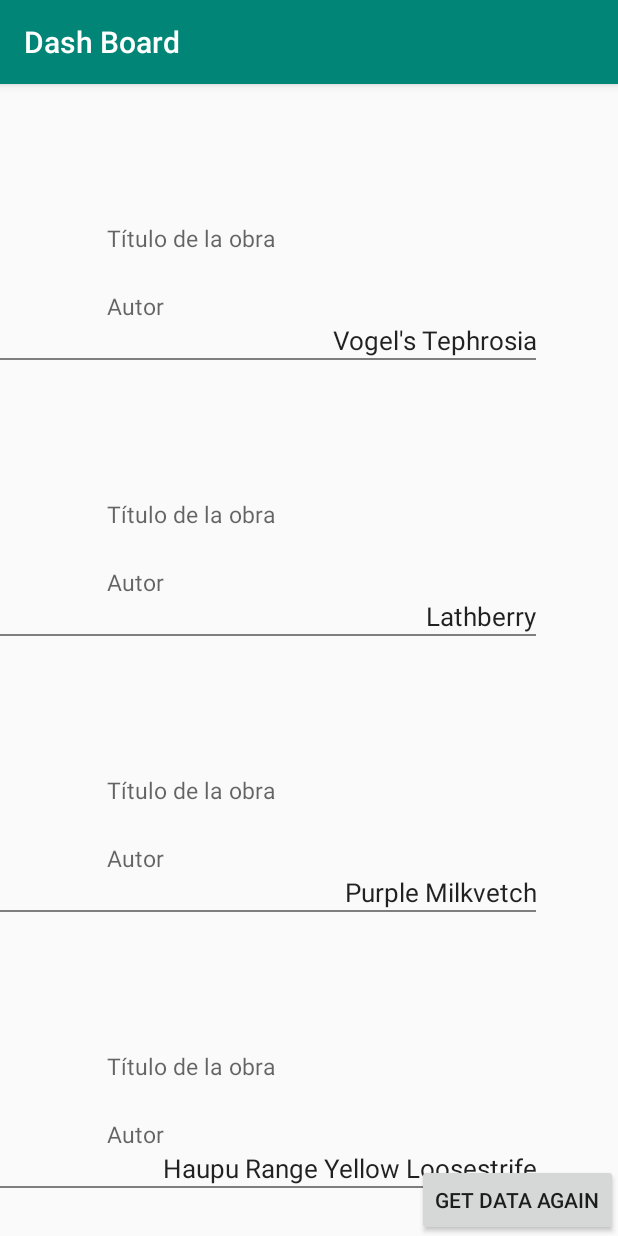
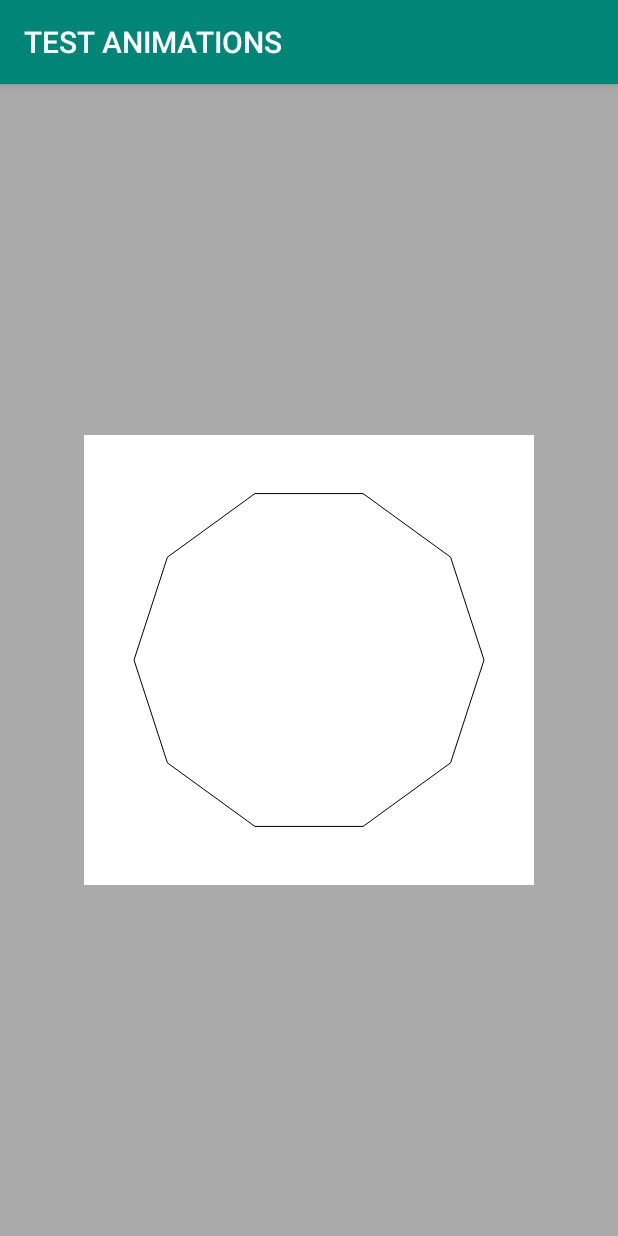
Before and after one commit to XavisaurusRex/ZuloDeArte, an Android app: the screen it shows after launch (DashBoardActivity before the commit, TestAnimationsActivity after it), on a phone screen of 412 x 824 dp. Run offline under Robolectric (Android 15) with nearby library versions, the phone set to English and light mode, and no system bars.

Commit message:
creating custom component to favorite

```diff
--- a/app/src/main/AndroidManifest.xml
+++ b/app/src/main/AndroidManifest.xml
@@ -17,6 +17,11 @@
                 android:name="cat.devsofthecoast.zulodearte.feature.dashboard.view.DashBoardActivity"
                 android:label="@string/title_activity_dash_board"
                 android:theme="@style/AppTheme">
+
+        </activity>
+        <activity android:name=".feature.testanimations.view.TestAnimationsActivity"
+                  android:label="TEST ANIMATIONS"
+                  android:theme="@style/AppTheme">
             <intent-filter>
                 <action android:name="android.intent.action.MAIN"/>
                 <category android:name="android.intent.category.LAUNCHER"/>
--- a/app/src/main/java/cat/devsofthecoast/zulodearte/base/appconfig/AppModules.kt
+++ b/app/src/main/java/cat/devsofthecoast/zulodearte/base/appconfig/AppModules.kt
@@ -4,6 +4,8 @@ import cat.devsofthecoast.mvp_utils.cache.Cache
 import cat.devsofthecoast.mvp_utils.core.config.BaseConfig
 import cat.devsofthecoast.zulodearte.feature.dashboard.DashboardContract
 import cat.devsofthecoast.zulodearte.feature.dashboard.presenter.DashboardPresenter
+import cat.devsofthecoast.zulodearte.feature.testanimations.TestAnimationsContract
+import cat.devsofthecoast.zulodearte.feature.testanimations.presenter.TestAnimationsPresenter
 import cat.devsofthecoast.zulodearte.model.app.Artwork
 import cat.devsofthecoast.zulodearte.repository.artwork.ArtworkRepository
 import cat.devsofthecoast.zulodearte.repository.artwork.impl.ArtworkRepositoryImpl
@@ -36,5 +38,6 @@ class AppModules(config: ZDAAppConfig) {
     }
     val presenterModule = module {
         factory { DashboardPresenter(get(), get()) as DashboardContract.Presenter }
+        factory { TestAnimationsPresenter() as TestAnimationsContract.Presenter  }
     }
 }
--- /dev/null
+++ b/app/src/main/java/cat/devsofthecoast/zulodearte/feature/testanimations/TestAnimationsContract.kt
@@ -0,0 +1,14 @@
+package cat.devsofthecoast.zulodearte.feature.testanimations
+
+import cat.devsofthecoast.mvp_utils.core.presenter.BasePresenter
+import cat.devsofthecoast.mvp_utils.core.presenter.BaseView
+
+interface TestAnimationsContract {
+    interface View : BaseView {
+        fun animateView()
+    }
+
+    abstract class Presenter : BasePresenter<View>() {
+        abstract fun prepareAnimation()
+    }
+}
--- /dev/null
+++ b/app/src/main/java/cat/devsofthecoast/zulodearte/feature/testanimations/presenter/TestAnimationsPresenter.kt
@@ -0,0 +1,9 @@
+package cat.devsofthecoast.zulodearte.feature.testanimations.presenter
+
+import cat.devsofthecoast.zulodearte.feature.testanimations.TestAnimationsContract
+
+class TestAnimationsPresenter : TestAnimationsContract.Presenter() {
+    override fun prepareAnimation() {
+
+    }
+}
--- /dev/null
+++ b/app/src/main/java/cat/devsofthecoast/zulodearte/feature/testanimations/view/FavButtonAnim.kt
@@ -0,0 +1,149 @@
+package cat.devsofthecoast.zulodearte.feature.testanimations.view
+
+import android.content.Context
+import android.graphics.*
+import android.util.AttributeSet
+import android.util.Log
+import android.view.View
+import kotlin.math.cos
+import kotlin.math.min
+import kotlin.math.sin
+
+
+class FavButtonAnim : View {
+
+    val paint: Paint = Paint(Paint.ANTI_ALIAS_FLAG)
+    val paint_aux: Paint = Paint(Paint.ANTI_ALIAS_FLAG)
+
+    private val shadowPaint = Paint(0).apply {
+        color = 0x101010
+        maskFilter = BlurMaskFilter(8f, BlurMaskFilter.Blur.NORMAL)
+    }
+    lateinit var starPoints: FloatArray
+    var outCircle = -1f
+    var inCircle = -1f
+    var circleWidth = 50f
+    var peakNumber = 5
+
+    constructor(context: Context?) : super(context)
+    constructor(context: Context?, attrs: AttributeSet?) : super(context, attrs)
+    constructor(context: Context?, attrs: AttributeSet?, defStyleAttr: Int) : super(context, attrs, defStyleAttr)
+    constructor(context: Context?, attrs: AttributeSet?, defStyleAttr: Int, defStyleRes: Int) : super(
+        context,
+        attrs,
+        defStyleAttr,
+        defStyleRes
+    )
+
+    init {
+        paint.style = Paint.Style.STROKE
+        paint.strokeWidth = 1f
+        paint.color = Color.BLACK //ContextCompat.getColor(context, R.color.fillYellowStar)
+
+        paint_aux.style = Paint.Style.STROKE
+        paint_aux.strokeWidth = 1f
+        paint_aux.color = Color.BLUE //ContextCompat.getColor(context, R.color.fillYellowStar)
+    }
+
+    override fun onDraw(canvas: Canvas?) {
+        super.onDraw(canvas)
+        canvas?.apply {
+            // Draw the shadow
+//            drawOval(RectF(clipBounds), shadowPaint)
+
+            drawLines(
+                starPoints, 0,
+                starPoints.size, paint
+            )
+//            val nose= floatArrayOf(
+//                550.0f, 300.0f,
+//                502.25427f, 446.9463f,
+//                502.25427f, 446.9463f,
+//                377.25424f, 537.76416f,
+//                377.25424f, 537.76416f,
+//                222.74574f, 537.7641f,
+//                222.74574f, 537.7641f,
+//                97.74573f, 446.9463f,
+//                97.74573f, 446.9463f,
+//                50.0f, 299.99997f,
+//                50.0f, 299.99997f,
+//                97.74576f, 153.05367f,
+//                97.74576f, 153.05367f,
+//                222.74573f, 62.235886f,
+//                222.74573f, 62.235886f,
+//                377.25427f, 62.235886f,
+//                377.25427f, 62.235886f,
+//                502.25424f, 153.05368f,
+//                502.25424f, 153.05368f,
+//                550.0f, 300.0f
+//                )
+//            drawLines(nose, 0, nose.size,
+//            paint_aux)
+        }
+    }
+
+
+    override fun onMeasure(widthMeasureSpec: Int, heightMeasureSpec: Int) {
+
+        val desiredWidthHeight = 100
+
+        var widthHeight = min(MeasureSpec.getSize(widthMeasureSpec), MeasureSpec.getSize(heightMeasureSpec))
+        val widthMode = MeasureSpec.getMode(widthMeasureSpec)
+
+        widthHeight = when (widthMode) {
+            MeasureSpec.EXACTLY -> widthHeight
+            MeasureSpec.AT_MOST -> min(desiredWidthHeight, widthHeight)
+            else -> desiredWidthHeight
+        }
+
+        setMeasuredDimension(widthHeight, widthHeight)
+    }
+
+    override fun onSizeChanged(w: Int, h: Int, oldw: Int, oldh: Int) {
+        super.onSizeChanged(w, h, oldw, oldh)
+        recalculateStar(w, h)
+    }
+
+    private fun recalculateStar(width: Int, height: Int) {
+//        outCircle = (min(width, height) - max(marginStart, marginEnd)).toFloat()
+//        circleWidth = outCircle / 2f
+//        inCircle = outCircle - circleWidth
+//        val centerXY = width/2f
+//
+//        val everyAngleSum = 360f / (peakNumber * 2).toFloat()
+//        val points = arrayListOf<Float>()
+//
+//        for (i in 0 until peakNumber * 2) {
+//            val base = if (i % 2 == 0) {
+//                centerXY/ 2f + outCircle
+//            } else {
+//                centerXY/ 2f + inCircle
+//            }
+//            points.add(base * cos(Math.toRadians((everyAngleSum * i).toDouble()).toFloat()))
+//            points.add(base * sin(Math.toRadians((everyAngleSum * i).toDouble()).toFloat()))
+//        }
+//
+//        starPoints = points.toFloatArray()
+
+        outCircle = ((min(width, height)).toFloat() - 100f) / 2f
+        val centerXY = width / 2f
+
+        val everyAngleSum = 360f / 10f
+        val points = arrayListOf<Float>()
+        points.add(centerXY + outCircle * cos(Math.toRadians((everyAngleSum * 0).toDouble()).toFloat()))
+        points.add(centerXY + outCircle * sin(Math.toRadians((everyAngleSum * 0).toDouble()).toFloat()))
+        for (i in 1 until 10) {
+
+
+            val x = centerXY + outCircle * cos(Math.toRadians((everyAngleSum * i).toDouble()).toFloat())
+            val y = centerXY + outCircle * sin(Math.toRadians((everyAngleSum * i).toDouble()).toFloat())
+            points.add(x)
+            points.add(y)
+            points.add(x)
+            points.add(y)
+        }
+        points.add(points[0])
+        points.add(points[1])
+        starPoints = points.toFloatArray()
+    }
+}
--- /dev/null
+++ b/app/src/main/java/cat/devsofthecoast/zulodearte/feature/testanimations/view/TestAnimationsActivity.kt
@@ -0,0 +1,27 @@
+package cat.devsofthecoast.zulodearte.feature.testanimations.view
+
+import android.os.Bundle
+import android.widget.Toast
+import cat.devsofthecoast.mvp_utils.core.ui.PresenterActivity
+import cat.devsofthecoast.zulodearte.R
+import cat.devsofthecoast.zulodearte.feature.testanimations.TestAnimationsContract
+import org.koin.android.ext.android.inject
+
+class TestAnimationsActivity : PresenterActivity<TestAnimationsContract.Presenter, TestAnimationsContract.View>(),
+    TestAnimationsContract.View {
+
+    override val presenter: TestAnimationsContract.Presenter by inject()
+
+    override fun onCreate(savedInstanceState: Bundle?) {
+        super.onCreate(savedInstanceState)
+        setContentView(R.layout.activity_test_animations)
+        configAnimations()
+    }
+
+    private fun configAnimations() {
+    }
+
+    override fun animateView() {
+        Toast.makeText(this, "Should animate some shit of this view", Toast.LENGTH_LONG).show()
+    }
+}
--- a/app/src/main/java/cat/devsofthecoast/zulodearte/usecase/artwork/GetArtworkListUseCase.kt
+++ b/app/src/main/java/cat/devsofthecoast/zulodearte/usecase/artwork/GetArtworkListUseCase.kt
@@ -16,21 +16,6 @@ class GetArtworkListUseCase(
 ) : UseCase<Void?, List<Artwork>>(appConfig) {
     override fun run(input: Void?, callback: Callback<List<Artwork>>?) {
         try {
-            /**
-             * object :  {
-            override fun onResponse(call: Call<List<Artwork>>, response: Response<List<Artwork>>) {
-            response.body()?.let {
-            callback?.onSuccess(it)
-            }
-            Log.d("ArtworkServiceImpl", "SIZE -> " + response.body()?.size)
-            }
-
-            override fun onFailure(call: Call<List<Artwork>>, t: Throwable) {
-            Log.d("ArtworkServiceImpl", t.message)
-            }
-            })
-             */
-
             artworkRepository.getArtworks {
                 onSuccess = {
                     callback?.onSuccess(it)
--- /dev/null
+++ b/app/src/main/res/layout/activity_test_animations.xml
@@ -0,0 +1,13 @@
+<?xml version="1.0" encoding="utf-8"?>
+<LinearLayout
+        xmlns:android="http://schemas.android.com/apk/res/android"
+        android:orientation="vertical"
+        android:layout_width="match_parent"
+        android:layout_height="match_parent"
+        android:gravity="center"
+        android:background="@android:color/darker_gray">
+    <cat.devsofthecoast.zulodearte.feature.testanimations.view.FavButtonAnim
+            android:layout_width="match_parent"
+            android:layout_height="300dp"
+            android:background="@android:color/white"/>
+</LinearLayout>
--- a/app/src/main/res/layout/component_artwork.xml
+++ b/app/src/main/res/layout/component_artwork.xml
@@ -1,17 +1,24 @@
 <?xml version="1.0" encoding="utf-8"?>
-<androidx.constraintlayout.widget.ConstraintLayout
+<com.google.android.material.card.MaterialCardView
         xmlns:android="http://schemas.android.com/apk/res/android"
         xmlns:app="http://schemas.android.com/apk/res-auto"
         android:layout_width="match_parent"
+        android:layout_height="wrap_content" xmlns:tools="http://schemas.android.com/tools"
+        app:cardCornerRadius="5dp"
+        android:elevation="2dp">
+
+    <androidx.constraintlayout.widget.ConstraintLayout
+            android:layout_width="match_parent"
             android:layout_height="wrap_content"
             android:layout_margin="7dp">
+
         <ImageView
                 app:layout_constraintHorizontal_weight="20"
                 android:id="@+id/ivArtWorkPreview"
                 android:layout_width="0dp"
                 android:layout_height="wrap_content"
                 android:adjustViewBounds="true"
-            android:src="@android:drawable/btn_dialog"
+                android:src="@drawable/picture_preview"
                 app:layout_constraintTop_toTopOf="parent"
                 app:layout_constraintEnd_toStartOf="@id/tvArtWorkNameHead"
                 app:layout_constraintStart_toStartOf="parent"
@@ -69,12 +76,6 @@
                 android:text="Eugène Delacroix"
                 android:textAlignment="textEnd"/>
 
-    <View android:layout_width="match_parent"
-          android:layout_height="1dp"
-          android:layout_marginEnd="20dp"
-          android:layout_marginStart="20dp"
-          android:background="@color/colorSeparator"
-          app:layout_constraintTop_toBottomOf="@id/tvArtistName"
-          app:layout_constraintBottom_toBottomOf="parent"/>
 
     </androidx.constraintlayout.widget.ConstraintLayout>
+</com.google.android.material.card.MaterialCardView>
--- a/app/src/main/res/values/colors.xml
+++ b/app/src/main/res/values/colors.xml
@@ -5,4 +5,7 @@
     <color name="colorAccent">#D81B60</color>
     <color name="colorSeparator">#7E7E7E</color>
     <color name="colorLoadingBackground">#B7FFFFFF</color>
+    <color name="grayPreviewItemStart">#7A7A7A</color>
+    <color name="grayPreviewItemEnd">#D3C7C7C7</color>
+    <color name="fillYellowStar">#FFFF00</color>
 </resources>
```
Also changed, not shown: app/src/main/res/anim/anim_loading_item.xml (added, +10 -0 lines), app/src/main/res/drawable/picture_preview.xml (added, +10 -0 lines). Lines whose indentation alone changed are shown as unchanged.
